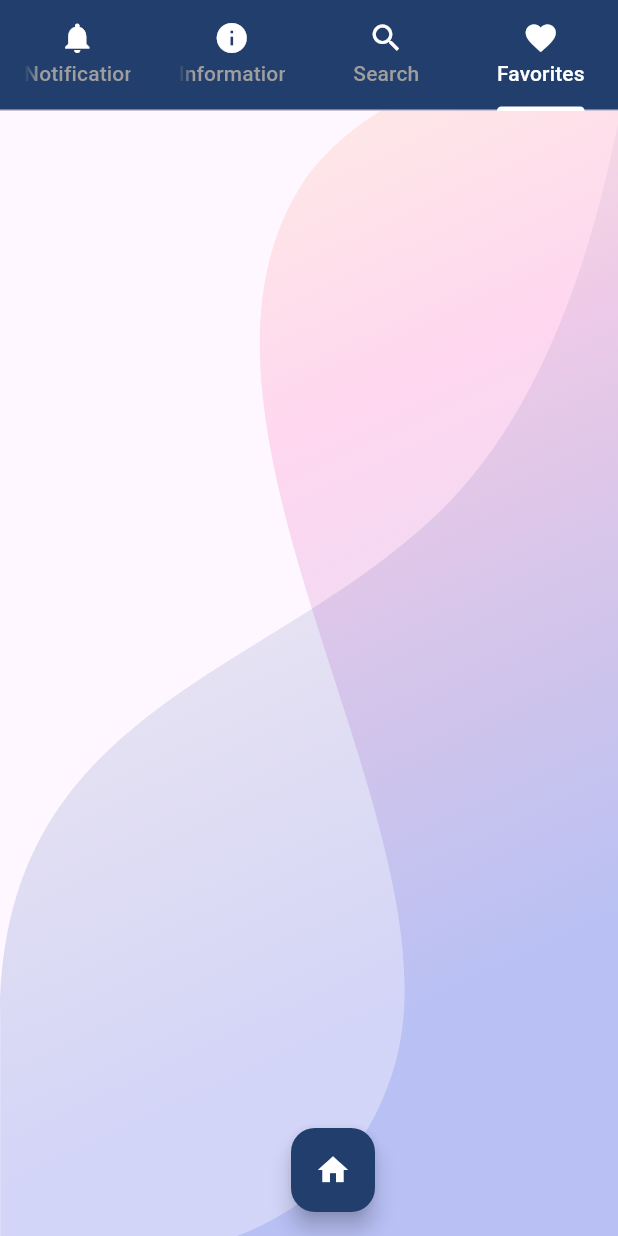
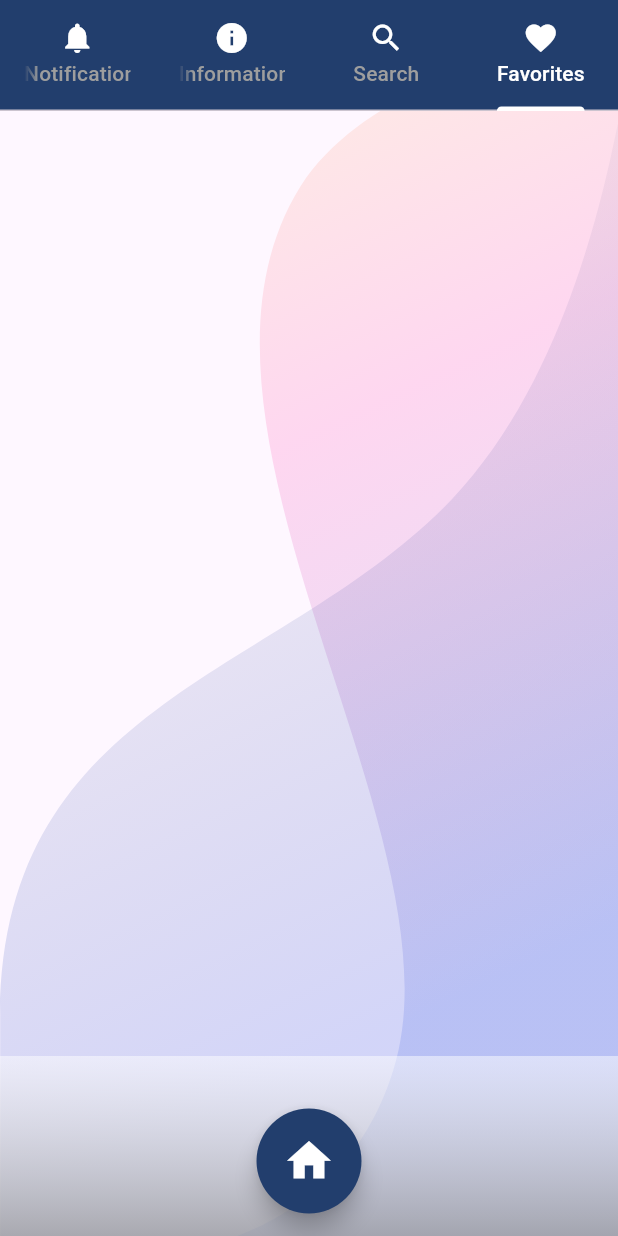
Before and after one commit to abdulrahman-kharzoum/eduCloud_mobile, a Flutter app: the NotificationScreen screen opened by its route, on a phone screen of 412 x 824 dp. Run offline on Flutter 3.47's test engine with Material 2 defaults, Android fonts, the light colour scheme and no system bars; our stand-ins replace animated_text_kit, awesome_notifications, awesome_snackbar_content, dio, easy_localization, fl_chart and 7 more; missing offline and left inert: pusher_channels_flutter, space_fixer; accounts and stored records are empty.

Commit message:
notification is ready

```diff
--- a/lib/models/Notification.dart
+++ b/lib/models/Notification.dart
@@ -1,8 +1,13 @@
 import 'dart:convert';
+
+import 'package:flutter/material.dart';
 
 class MyNotification {
   final int id;
   final String title, body;
+  bool isRead = false;
+
+  DateTime dateTime = DateTime.now();
 
   MyNotification({
     required this.id,
--- a/lib/providers/notification_provider.dart
+++ b/lib/providers/notification_provider.dart
@@ -14,5 +14,5 @@ class NotificationProvider extends BaseProvider {
     // Notify listeners here if you are using ChangeNotifier or Provider
   }
 
-  List<MyNotification> get notifications => _notifications;
+  List<MyNotification> get notifications => _notifications.reversed.toList();
 }
--- a/lib/screens/notification_screen.dart
+++ b/lib/screens/notification_screen.dart
@@ -33,9 +33,24 @@ class _NotificationScreenState extends State<NotificationScreen> {
         //   return Colors.blue;
         // }),
         tabs: [
-          Tab(
+          Consumer<NotificationProvider>(
+            builder: (context, value, child) {
+              for (var i = 0; i < value.notifications.length; i++) {
+                if (value.notifications[i].isRead == false) {
+                  return Badge(
+                    child: Tab(
+                      icon:
+                          Icon(Icons.favorite, color: AppColors.secondaryColor),
+                      text: 'Favorites',
+                    ),
+                  );
+                }
+              }
+              return Tab(
                 icon: Icon(Icons.favorite, color: AppColors.secondaryColor),
                 text: 'Favorites',
+              );
+            },
           ),
           Tab(
             icon: Icon(Icons.search, color: AppColors.secondaryColor),
@@ -81,10 +96,9 @@ class _NotificationScreenState extends State<NotificationScreen> {
             child: Column(
               children: [
                 Expanded(
-                  child: Consumer<NotificationProvider>(
-                    builder: (context, value, child) => TabBarView(
+                  child: TabBarView(
                     children: [
-                        FavoritesTab(Notifications: value.notifications),
+                      FavoritesTab(),
                       Container(
                         child: Text('2'),
                       ),
@@ -96,21 +110,54 @@ class _NotificationScreenState extends State<NotificationScreen> {
                       ),
                     ],
                   ),
-                  ),
                 )
               ],
             ),
           ),
-          floatingActionButton: Align(
+          floatingActionButtonLocation:
+              FloatingActionButtonLocation.centerDocked,
+          floatingActionButton: Stack(
+            children: [
+              Align(
                 alignment: Alignment.bottomCenter,
+                child: Container(
+                  width: screenWidth,
+                  height: 120,
+                  decoration: BoxDecoration(
+                    gradient: LinearGradient(colors: [
+                      Colors.grey.shade500.withOpacity(0.8),
+                      Colors.white70.withOpacity(0.5)
+                    ], begin: Alignment.bottomCenter, end: Alignment.topCenter),
+                  ),
+                ),
+              ),
+              Column(
+                mainAxisAlignment: MainAxisAlignment.end,
+                children: [
+                  Align(
+                    alignment: Alignment.bottomCenter,
+                    child: SizedBox(
+                      height: 70,
+                      width: screenWidth,
                       child: FloatingActionButton(
+                        shape: CircleBorder(eccentricity: 0),
                         backgroundColor: AppColors.mainColor,
                         child: Icon(
                           Icons.home,
+                          size: 35,
                           color: AppColors.secondaryColor,
                         ),
-              onPressed: () => GoRouter.of(context).push(AppRouter.homeScreen),
+                        onPressed: () =>
+                            GoRouter.of(context).push(AppRouter.homeScreen),
                       ),
+                    ),
+                  ),
+                  SizedBox(
+                    height: 15,
+                  ),
+                ],
+              ),
+            ],
           ),
         ),
       ),
```
Also changed, not shown: lib/widgets/fav_tab.dart (+48 -5 lines). Lines whose indentation alone changed are shown as unchanged.
